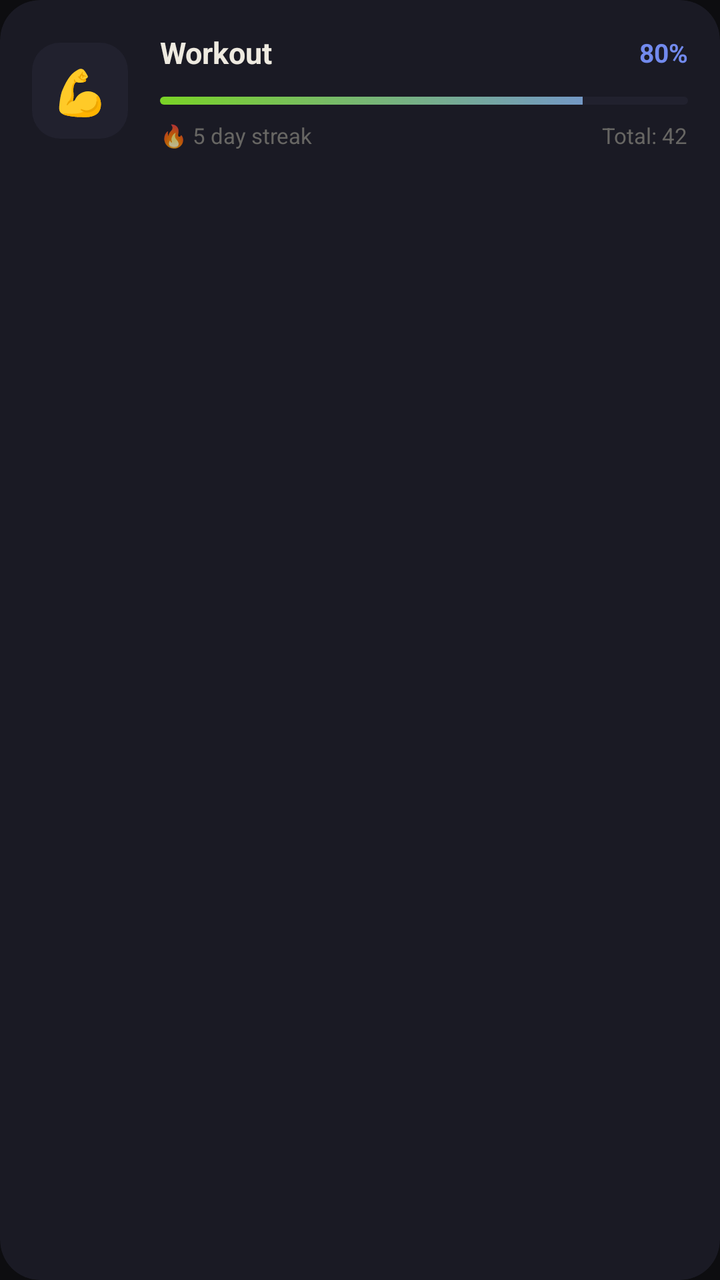
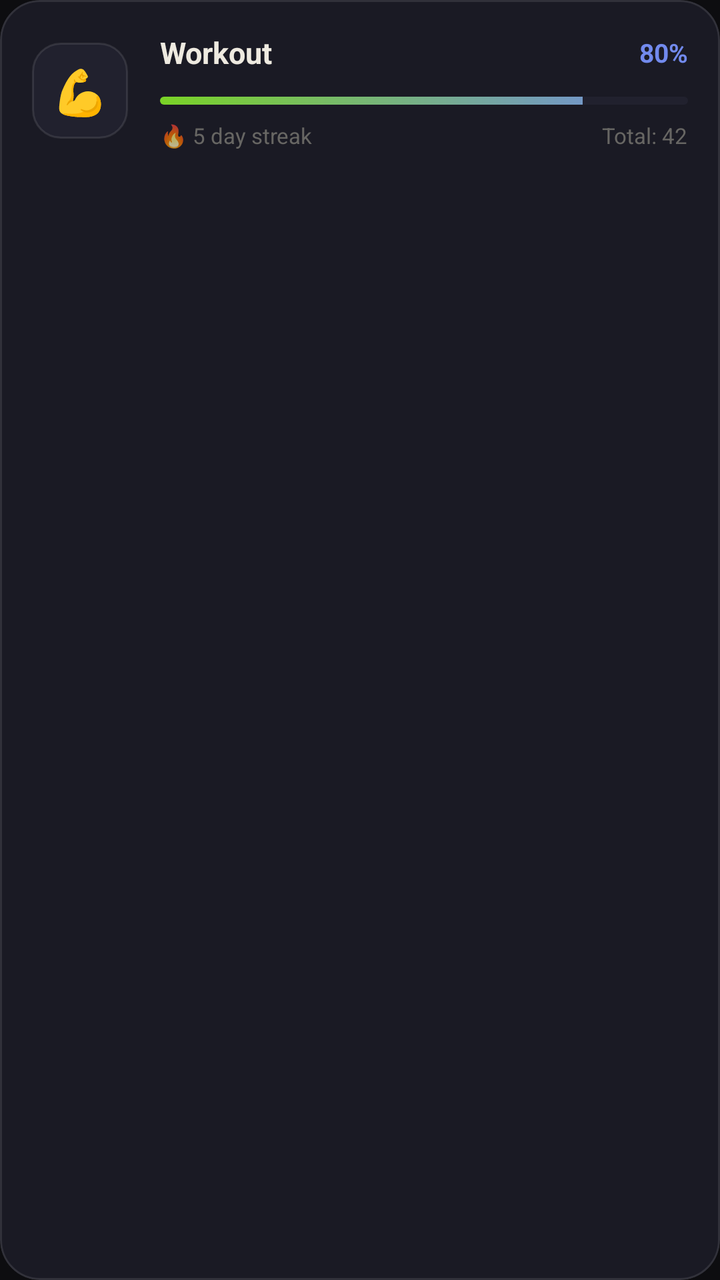

Before-and-after screenshots of an Android layout around one commit, followed by the original layout XML and the change that was made.
<!-- AndroidManifest.xml: application theme Theme.HabitFlow -->
<!-- res/layout/item_habit_progress.xml -->
<?xml version="1.0" encoding="utf-8"?>
<androidx.cardview.widget.CardView
    xmlns:android="http://schemas.android.com/apk/res/android"
    xmlns:app="http://schemas.android.com/apk/res-auto"
    android:layout_width="match_parent"
    android:layout_height="wrap_content"
    android:layout_marginHorizontal="16dp"
    android:layout_marginVertical="6dp"
    app:cardCornerRadius="20dp"
    app:cardElevation="0dp"
    app:cardBackgroundColor="?attr/customCardBackground">

    <LinearLayout
        android:layout_width="match_parent"
        android:layout_height="wrap_content"
        android:orientation="horizontal"
        android:padding="16dp"
        android:gravity="center_vertical">

        <TextView android:id="@+id/tv_emoji"
            android:layout_width="48dp" android:layout_height="48dp"
            android:gravity="center"
            android:background="@drawable/bg_icon_container"
            android:text="💪" android:textSize="22sp" android:layout_marginEnd="16dp"/>

        <LinearLayout android:layout_width="0dp" android:layout_weight="1"
            android:layout_height="wrap_content" android:orientation="vertical">

            <LinearLayout android:layout_width="match_parent" android:layout_height="wrap_content"
                android:orientation="horizontal" android:gravity="center_vertical">
                <TextView android:id="@+id/tv_name"
                    android:layout_width="0dp" android:layout_weight="1"
                    android:layout_height="wrap_content"
                    android:textColor="?attr/customTextPrimary" android:textSize="15sp"
                    android:textStyle="bold"
                    android:text="Workout"/>

                <TextView android:id="@+id/tv_pct"
                    android:layout_width="wrap_content" android:layout_height="wrap_content"
                    android:textColor="@color/primary_blue" android:textSize="13sp"
                    android:textStyle="bold"
                    android:text="80%"/>
            </LinearLayout>

            <ProgressBar android:id="@+id/pb_habit"
                style="?android:attr/progressBarStyleHorizontal"
                android:layout_width="match_parent" android:layout_height="4dp"
                android:layout_marginTop="12dp"
                android:progressDrawable="@drawable/progress_bar_gradient"
                android:max="100"
                android:progress="80"/>

            <LinearLayout android:layout_width="match_parent" android:layout_height="wrap_content"
                android:orientation="horizontal" android:layout_marginTop="8dp">
                <TextView android:id="@+id/tv_streak"
                    android:layout_width="wrap_content" android:layout_height="wrap_content"
                    android:textColor="?attr/customTextSecondary" android:textSize="11sp"
                    android:text="🔥 5 day streak"
                    android:alpha="0.7"/>
                <View android:layout_width="0dp" android:layout_height="0dp" android:layout_weight="1"/>
                <TextView android:id="@+id/tv_total"
                    android:layout_width="wrap_content" android:layout_height="wrap_content"
                    android:textColor="?attr/customTextSecondary" android:textSize="11sp"
                    android:text="Total: 42"
                    android:alpha="0.7"/>
            </LinearLayout>
        </LinearLayout>

    </LinearLayout>
</androidx.cardview.widget.CardView>
<!-- resources referenced by this layout -->
<resources>
  <color name="primary_blue">#728AED</color>
  <!-- drawable bg_icon_container (drawable) -->
  <?xml version="1.0" encoding="utf-8"?>
  <shape xmlns:android="http://schemas.android.com/apk/res/android">
      <solid android:color="?attr/customElevatedBackground" />
      <corners android:radius="14dp" />
  </shape>
  <!-- drawable progress_bar_gradient (drawable) -->
  <?xml version="1.0" encoding="utf-8"?>
  <layer-list xmlns:android="http://schemas.android.com/apk/res/android">
      <item android:id="@android:id/background">
          <shape>
              <corners android:radius="10dp" />
              <solid android:color="?attr/customElevatedBackground" />
          </shape>
      </item>
      <item android:id="@android:id/progress">
          <clip>
              <shape>
                  <corners android:radius="10dp" />
                  <gradient
                      android:angle="0"
                      android:endColor="@color/primary_blue"
                      android:startColor="@color/primary_green" />
              </shape>
          </clip>
      </item>
  </layer-list>
  <style name="Theme.HabitFlow" parent="Theme.HabitFlow.Dark" />
  <color name="primary_green">#7AD326</color>
  <style name="Theme.HabitFlow.Dark" parent="Base.Theme.HabitFlow" />
  <style name="Base.Theme.HabitFlow" parent="Theme.Material3.DayNight.NoActionBar">
          <item name="colorPrimary">@color/primary_blue</item>
          <item name="colorOnPrimary">@color/white</item>
          <item name="colorSecondary">@color/primary_green</item>
          <item name="colorTertiary">@color/accent_purple</item>
          <item name="android:statusBarColor">?attr/customWindowBackground</item>
          <item name="android:navigationBarColor">?attr/customNavBackground</item>
          <item name="android:windowBackground">?attr/customWindowBackground</item>
  
          
          <item name="customWindowBackground">@color/dark_bg_primary</item>
          <item name="customCardBackground">@color/dark_bg_card</item>
          <item name="customElevatedBackground">@color/dark_bg_elevated</item>
          <item name="customTextPrimary">@color/dark_text_primary</item>
          <item name="customTextSecondary">@color/dark_text_secondary</item>
          <item name="customTextDim">@color/dark_text_dim</item>
          <item name="customBorderColor">@color/dark_border</item>
          <item name="customNavBackground">@color/dark_nav_bg</item>
  
          <item name="textAppearanceTitleLarge">@style/AppTitleLarge</item>
          <item name="textAppearanceTitleMedium">@style/AppTitleMedium</item>
          <item name="textAppearanceBodyLarge">@style/AppBodyLarge</item>
      </style>
  <color name="white">#FFFFFF</color>
  <color name="accent_purple">#9C6AE6</color>
  <color name="dark_bg_primary">#0D0D10</color>
  <color name="dark_bg_card">#1A1A24</color>
  <color name="dark_bg_elevated">#21212E</color>
  <color name="dark_text_primary">#EEEAE0</color>
  <color name="dark_text_secondary">#8A8880</color>
  <color name="dark_text_dim">#52504C</color>
  <color name="dark_border">#1F1F2E</color>
  <color name="dark_nav_bg">#13131A</color>
  <style name="AppTitleLarge">
          <item name="android:textSize">28sp</item>
          <item name="android:textStyle">bold</item>
          <item name="android:letterSpacing">-0.02</item>
      </style>
  <style name="AppTitleMedium">
          <item name="android:textSize">18sp</item>
          <item name="android:textStyle">bold</item>
          <item name="android:letterSpacing">-0.01</item>
      </style>
  <style name="AppBodyLarge">
          <item name="android:textSize">15sp</item>
          <item name="android:letterSpacing">0.01</item>
      </style>
</resources>

<!-- the commit's change to res/layout/item_habit_progress.xml (unified diff, before → after) -->
@@ -1,5 +1,5 @@
 <?xml version="1.0" encoding="utf-8"?>
-<androidx.cardview.widget.CardView
+<com.google.android.material.card.MaterialCardView
     xmlns:android="http://schemas.android.com/apk/res/android"
     xmlns:app="http://schemas.android.com/apk/res-auto"
     android:layout_width="match_parent"
@@ -8,7 +8,9 @@
     android:layout_marginVertical="6dp"
     app:cardCornerRadius="20dp"
     app:cardElevation="0dp"
-    app:cardBackgroundColor="?attr/customCardBackground">
+    app:cardBackgroundColor="?attr/customCardBackground"
+    app:strokeColor="?attr/customBorderColor"
+    app:strokeWidth="1dp">
 
     <LinearLayout
         android:layout_width="match_parent"
@@ -31,6 +33,8 @@
                 <TextView android:id="@+id/tv_name"
                     android:layout_width="0dp" android:layout_weight="1"
                     android:layout_height="wrap_content"
+                    android:ellipsize="end"
+                    android:maxLines="1"
                     android:textColor="?attr/customTextPrimary" android:textSize="15sp"
                     android:textStyle="bold"
                     android:text="Workout"/>
@@ -67,4 +71,4 @@
         </LinearLayout>
 
     </LinearLayout>
-</androidx.cardview.widget.CardView>
+</com.google.android.material.card.MaterialCardView>
<!-- resource entries referenced after the edit -->
@@ -5,6 +5,7 @@
   <?xml version="1.0" encoding="utf-8"?>
   <shape xmlns:android="http://schemas.android.com/apk/res/android">
       <solid android:color="?attr/customElevatedBackground" />
+      <stroke android:width="1dp" android:color="?attr/customBorderColor" />
       <corners android:radius="14dp" />
   </shape>
   <!-- drawable progress_bar_gradient (drawable) -->
@@ -62,21 +63,22 @@
   <color name="dark_text_primary">#EEEAE0</color>
   <color name="dark_text_secondary">#8A8880</color>
   <color name="dark_text_dim">#52504C</color>
-  <color name="dark_border">#1F1F2E</color>
+  <color name="dark_border">@color/white_10</color>
   <color name="dark_nav_bg">#13131A</color>
   <style name="AppTitleLarge">
           <item name="android:textSize">28sp</item>
           <item name="android:textStyle">bold</item>
-          <item name="android:letterSpacing">-0.02</item>
+          <item name="android:letterSpacing">0</item>
       </style>
   <style name="AppTitleMedium">
           <item name="android:textSize">18sp</item>
           <item name="android:textStyle">bold</item>
-          <item name="android:letterSpacing">-0.01</item>
+          <item name="android:letterSpacing">0</item>
       </style>
   <style name="AppBodyLarge">
           <item name="android:textSize">15sp</item>
           <item name="android:letterSpacing">0.01</item>
       </style>
+  <color name="white_10">#1AFFFFFF</color>
 </resources>
 
